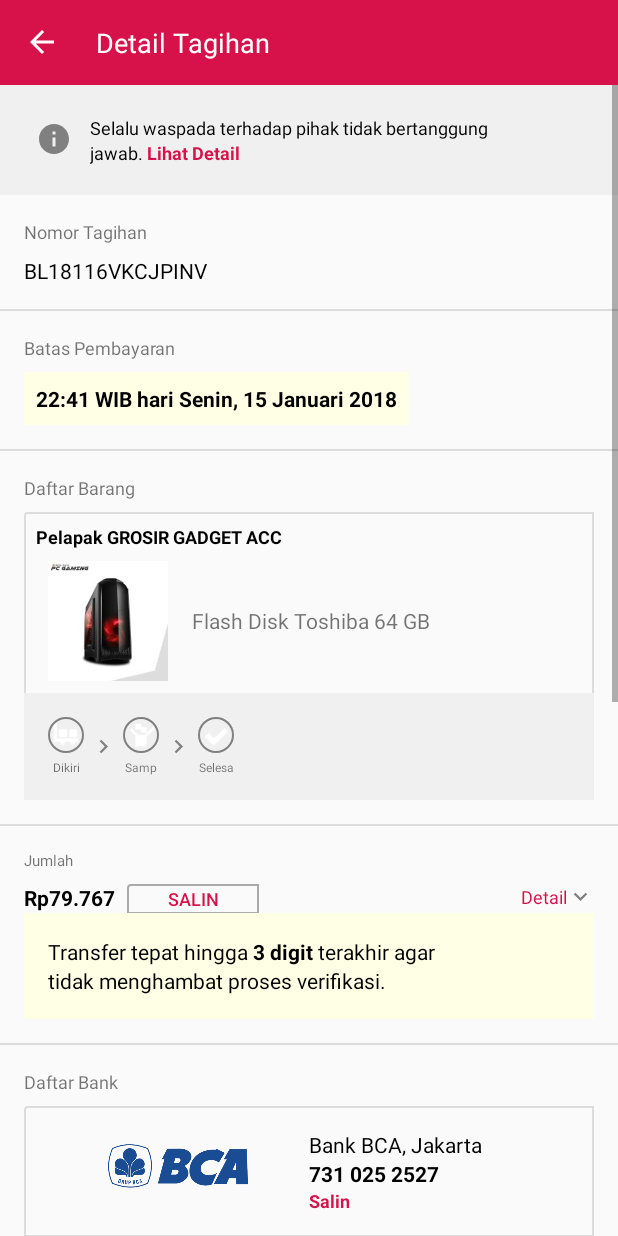
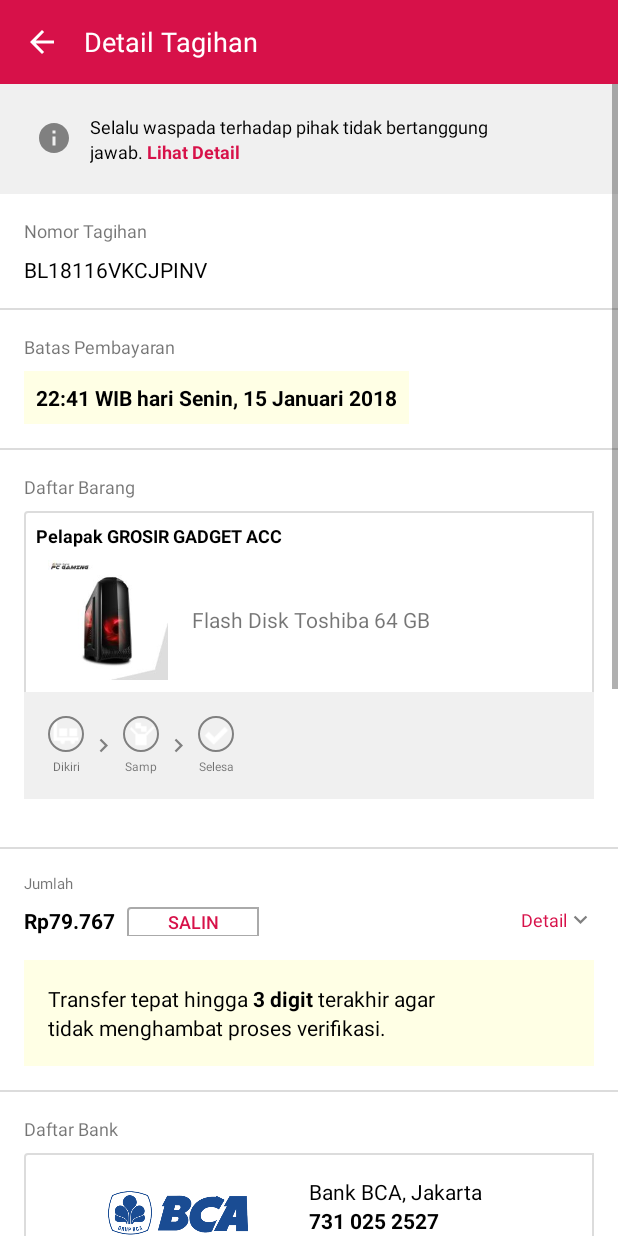
Before and after one commit to kwantz/Mikroskil-Mobile-Dasar, an Android app: the DetailTagihanActivity screen opened directly, with no data from a screen before it, on a phone screen of 412 x 824 dp. Run offline under Robolectric (Android 15) with nearby library versions, the phone set to English and light mode, and no system bars; our stand-ins replace CircleImageView; 1 statement that could not run was skipped.

Commit message:
Edit beberapa fitur

```diff
--- a/app/src/main/java/com/example/kwantz/mobiledasar/Adapter/KeranjangAdapter.java
+++ b/app/src/main/java/com/example/kwantz/mobiledasar/Adapter/KeranjangAdapter.java
@@ -94,6 +94,7 @@ public class KeranjangAdapter extends RecyclerView.Adapter<KeranjangAdapter.View
             @Override
             public void onClick(View view) {
                 Intent intent = new Intent(view.getContext(), DeliveryActivity.class);
+                intent.putExtra("icon", Integer.toString(barang.getIcon()));
                 view.getContext().startActivity(intent);
             }
         });
--- a/app/src/main/java/com/example/kwantz/mobiledasar/DIalog/BeliDialog.java
+++ b/app/src/main/java/com/example/kwantz/mobiledasar/DIalog/BeliDialog.java
@@ -114,6 +114,7 @@ public class BeliDialog {
             @Override
             public void onClick(View view) {
                 Intent intent = new Intent(view.getContext(), DeliveryActivity.class);
+                intent.putExtra("icon", Integer.toString(barang.getIcon()));
                 view.getContext().startActivity(intent);
             }
         });
--- a/app/src/main/java/com/example/kwantz/mobiledasar/DetailTagihanActivity.java
+++ b/app/src/main/java/com/example/kwantz/mobiledasar/DetailTagihanActivity.java
@@ -13,6 +13,9 @@ import android.widget.LinearLayout;
 import android.widget.TextView;
 import android.widget.Toast;
 
+import com.example.kwantz.mobiledasar.Model.Barang;
+import com.example.kwantz.mobiledasar.Model.ListBarang;
+
 import static com.example.kwantz.mobiledasar.R.layout.dialog_waspada;
 
 public class DetailTagihanActivity extends AppCompatActivity {
@@ -21,6 +24,7 @@ public class DetailTagihanActivity extends AppCompatActivity {
     private ImageView closeDialog, panah, back;
     private Button salinHarga;
     private LinearLayout detailTotal, detailHarga;
+    private Barang barang;
 
     @Override
     protected void onCreate(Bundle savedInstanceState) {
@@ -34,6 +38,8 @@ public class DetailTagihanActivity extends AppCompatActivity {
         salinSyariah = (TextView) findViewById(R.id.salin_syariah);
         salinBni = (TextView) findViewById(R.id.salin_bni);
         salinBri = (TextView) findViewById(R.id.salin_bri);
+
+        this.barang = ListBarang.getBarangByImage(Integer.parseInt(getIntent().getExtras().getString("icon")));
 
         back = (ImageView) findViewById(R.id.back_btn);
         back.setOnClickListener(new View.OnClickListener() {
--- a/app/src/main/res/layout/activity_detail_tagihan.xml
+++ b/app/src/main/res/layout/activity_detail_tagihan.xml
@@ -10,27 +10,27 @@
         android:layout_width="match_parent"
         android:layout_height="wrap_content"
         android:orientation="horizontal"
-        android:padding="16dp"
-        android:background="@color/blPink">
+        android:background="@color/blPink"
+        android:gravity="center">
         <ImageView
+            android:padding="16dp"
             android:layout_width="wrap_content"
             android:layout_height="wrap_content"
             app:srcCompat="@drawable/ic_arrow_back_white_24dp"
             android:clickable="true"
-            android:id="@+id/back_btn"
-            android:paddingRight="8dp"/>
+            android:id="@+id/back_btn"/>
         <TextView
             android:layout_width="match_parent"
             android:layout_height="wrap_content"
             android:textColor="@color/white"
             android:text="Detail Tagihan"
-            android:paddingLeft="16dp"
             android:textSize="18sp"/>
     </LinearLayout>
     <ScrollView
         android:layout_width="match_parent"
         android:layout_height="match_parent">
         <LinearLayout
+            android:background="#fff"
             android:layout_width="match_parent"
             android:layout_height="wrap_content"
             android:orientation="vertical">
@@ -265,9 +265,11 @@
             </LinearLayout>
 
             <TextView
+                android:layout_marginTop="16dp"
                 android:layout_width="match_parent"
                 android:layout_height="1dp"
                 android:background="@color/lineGrey"/>
+
             <LinearLayout
                 android:layout_width="match_parent"
                 android:layout_height="wrap_content"
@@ -331,7 +333,6 @@
                     android:layout_marginTop="16dp"
                     android:id="@+id/detail_harga"
                     android:visibility="gone"
-                    android:layout_marginBottom="16dp"
                     android:orientation="vertical">
                     <RelativeLayout
                         android:layout_width="match_parent"
@@ -416,6 +417,7 @@
                     </RelativeLayout>
                 </LinearLayout>
                 <LinearLayout
+                    android:layout_marginTop="16dp"
                     android:layout_width="match_parent"
                     android:layout_height="wrap_content"
                     android:orientation="vertical"
@@ -583,6 +585,7 @@
                                 android:layout_height="wrap_content"
                                 android:text="778 887 7708"
                                 android:textColor="@color/black"
+                                android:textStyle="bold"
                                 android:textAlignment="textStart"/>
                             <TextView
                                 android:layout_width="match_parent"
@@ -624,6 +627,7 @@
                                 android:layout_width="match_parent"
                                 android:layout_height="wrap_content"
                                 android:text="023 827 2088"
+                                android:textStyle="bold"
                                 android:textColor="@color/black"
                                 android:textAlignment="textStart"/>
                             <TextView
@@ -666,6 +670,7 @@
                                 android:layout_width="match_parent"
                                 android:layout_height="wrap_content"
                                 android:text="034 101 000 743 303"
+                                android:textStyle="bold"
                                 android:textColor="@color/black"
                                 android:textAlignment="textStart"/>
                             <TextView
@@ -741,13 +746,6 @@
                         android:layout_height="wrap_content"
                         android:textColor="@color/black"
                         android:text="Jl. Thamrin no. 82 I, Kel. Sei Rangas I"/>
-                    <TextView
-                        android:layout_width="wrap_content"
-                        android:layout_height="wrap_content"
-                        android:text="Ubah"
-                        android:clickable="true"
-                        android:textSize="12sp"
-                        android:textColor="@color/blPink"/>
                 </LinearLayout>
             </LinearLayout>
             <TextView
--- a/app/src/main/res/layout/fragment_pembayaran.xml
+++ b/app/src/main/res/layout/fragment_pembayaran.xml
@@ -116,6 +116,7 @@
         android:layout_height="match_parent"
         android:id="@+id/pembayaran">
         <LinearLayout
+            android:background="#fff"
             android:layout_width="match_parent"
             android:layout_height="match_parent"
             android:orientation="vertical">
@@ -172,6 +173,7 @@
                 android:orientation="vertical"
                 android:id="@+id/transfer">
                 <LinearLayout
+                    android:background="#fff"
                     android:layout_width="match_parent"
                     android:layout_height="wrap_content"
                     android:padding="16dp"
@@ -198,6 +200,7 @@
                         android:src="@drawable/bni"/>
                 </LinearLayout>
                 <LinearLayout
+                    android:background="#ffffff"
                     android:layout_width="match_parent"
                     android:layout_height="wrap_content"
                     android:orientation="horizontal"
@@ -1027,6 +1030,7 @@
                 android:padding="16dp"
                 android:orientation="vertical">
                 <Button
+                    android:id="@+id/btn_bayar"
                     android:layout_width="match_parent"
                     android:layout_height="wrap_content"
                     android:text="Bayar"
--- a/app/src/main/res/layout/fragment_pengiriman.xml
+++ b/app/src/main/res/layout/fragment_pengiriman.xml
@@ -6,6 +6,7 @@
     tools:context="com.example.kwantz.mobiledasar.Fragment.PengirimanFragment">
 
     <LinearLayout
+        android:background="#ffffff"
         android:layout_width="match_parent"
         android:layout_height="match_parent"
         android:orientation="vertical">
@@ -508,7 +509,6 @@
                             android:layout_marginLeft="8dp"
                             android:layout_marginTop="8dp"
                             android:clickable="true"
-                            android:onClick="dialogHelpPengganti"
                             android:id="@+id/help_pengganti"
                             app:srcCompat="@drawable/ic_help_black_24dp" />
                     </LinearLayout>
```
Also changed, not shown: app/src/main/java/com/example/kwantz/mobiledasar/DeliveryActivity.java (+21 -1 lines), app/src/main/java/com/example/kwantz/mobiledasar/Fragment/PembayaranFragment.java (+35 -2 lines), app/src/main/java/com/example/kwantz/mobiledasar/Fragment/PengirimanFragment.java (+21 -4 lines), app/src/main/java/com/example/kwantz/mobiledasar/PaymentActivity.java (+46 -1 lines), app/src/main/res/layout/activity_payment.xml (+7 -10 lines).
